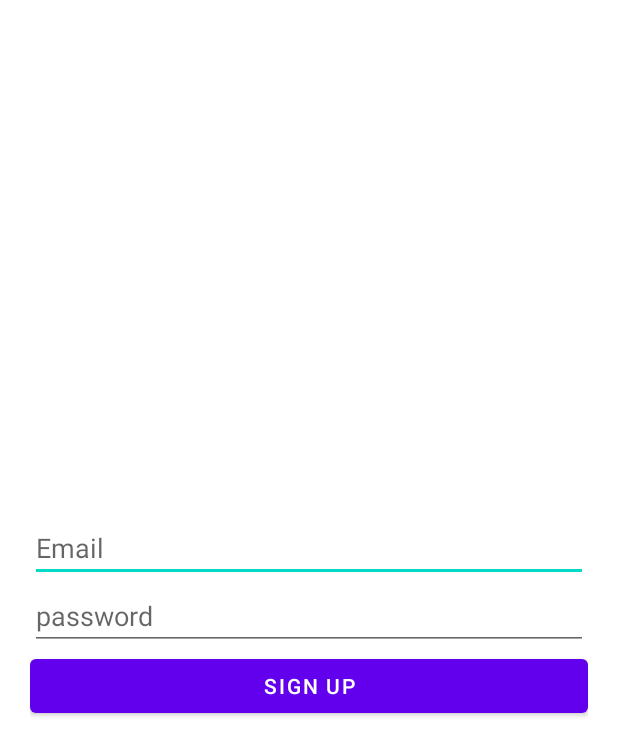
After one commit to Dongocthach/NhatNghiaApp_1, an Android app: the SignUpActivity screen opened directly, with no data from a screen before it, on a phone screen of 412 x 824 dp. The commit adds this screen. Shown: the top 756 px of the screen. Run offline under Robolectric (Android 15) with nearby library versions, the phone set to English and light mode, and no system bars; our stand-ins replace Firebase (no records; nobody signed in at launch, a user with empty details on screens opened directly).

Commit message:
monday
111

```diff
--- a/app/src/main/java/com/example/nhatnghia_app/Fragment/Fm_TrangChinh.java
+++ b/app/src/main/java/com/example/nhatnghia_app/Fragment/Fm_TrangChinh.java
@@ -51,8 +51,8 @@ public class Fm_TrangChinh extends Fragment {
         DividerItemDecoration dividerItemDecoration = new DividerItemDecoration(getActivity(), DividerItemDecoration.VERTICAL);
         recyclerView.addItemDecoration(dividerItemDecoration);
         mlist = new ArrayList<>();
-        mlist.add(new Sach("1","narutotap5","naruto","mashamoto","anime"));
-        mlist.add(new Sach("2","narutotap5","naruto","mashamoto","anime"));
+//        mlist.add(new Sach("1","narutotap5","naruto","mashamoto","anime"));
+//        mlist.add(new Sach("2","narutotap5","naruto","mashamoto","anime"));
         getListBookFromRealtimeDatabase();
         mbookAdapter = new BookAdapter1(getActivity(),mlist);
         recyclerView.setAdapter(mbookAdapter);
--- /dev/null
+++ b/app/src/main/java/com/example/nhatnghia_app/SignUpActivity.java
@@ -0,0 +1,78 @@
+package com.example.nhatnghia_app;
+
+import android.app.ProgressDialog;
+import android.content.Intent;
+import android.os.Bundle;
+import android.view.View;
+import android.widget.Button;
+import android.widget.EditText;
+import android.widget.Toast;
+
+import androidx.annotation.NonNull;
+import androidx.appcompat.app.AppCompatActivity;
+
+import com.google.android.gms.tasks.OnCompleteListener;
+import com.google.android.gms.tasks.Task;
+import com.google.firebase.auth.AuthResult;
+import com.google.firebase.auth.FirebaseAuth;
+
+
+public class SignUpActivity extends AppCompatActivity {
+    private EditText edEmail, edtPassword;
+    private Button btnSignUp;
+    private ProgressDialog progressDialog;
+
+    @Override
+    protected void onCreate(Bundle savedInstanceState) {
+        super.onCreate(savedInstanceState);
+        setContentView(R.layout.activity_sign_up);
+
+        initUI();
+        initListerner();
+
+
+
+    }
+
+    private void initUI(){
+        edEmail = findViewById(R.id.SU_ed1);
+        edtPassword = findViewById(R.id.SU_ed2);
+        btnSignUp = findViewById(R.id.SU_btn1);
+        progressDialog = new ProgressDialog(this);
+    }
+
+    private void initListerner(){
+        btnSignUp.setOnClickListener(new View.OnClickListener() {
+            @Override
+            public void onClick(View view) {
+                onClickSignUp();
+            }
+        });
+    }
+
+    private  void onClickSignUp(){
+        String strEmail = edEmail.getText().toString().trim();
+        String strPassword = edtPassword.getText().toString().trim();
+        FirebaseAuth mAuth = FirebaseAuth.getInstance();
+        progressDialog.show();
+        mAuth.createUserWithEmailAndPassword(strEmail, strPassword)
+                .addOnCompleteListener(this, new OnCompleteListener<AuthResult>() {
+                    @Override
+                    public void onComplete(@NonNull Task<AuthResult> task) {
+                        progressDialog.dismiss();
+                        if (task.isSuccessful()) {
+                             Toast.makeText(SignUpActivity.this, "createUserWithEmail:success",
+                                    Toast.LENGTH_SHORT).show();
+                            Intent intent = new Intent(SignUpActivity.this, MainActivity.class);
+                            startActivity(intent);
+                            finishAffinity();
+                        } else {
+                            // If sign in fails, display a message to the user.
+                            Toast.makeText(SignUpActivity.this, "Authentication failed.",
+                                    Toast.LENGTH_SHORT).show();
+
+                        }
+                    }
+                });
+    }
+}
--- /dev/null
+++ b/app/src/main/res/layout/activity_sign_up.xml
@@ -0,0 +1,36 @@
+<?xml version="1.0" encoding="utf-8"?>
+<LinearLayout xmlns:android="http://schemas.android.com/apk/res/android"
+    xmlns:app="http://schemas.android.com/apk/res-auto"
+    xmlns:tools="http://schemas.android.com/tools"
+    android:layout_width="match_parent"
+    android:layout_height="match_parent"
+    android:padding="20dp"
+    android:gravity="center"
+    android:orientation="vertical"
+    tools:context=".SignUpActivity">
+    <EditText
+        android:id="@+id/SU_ed1"
+        android:layout_width="match_parent"
+        android:layout_height="wrap_content"
+        android:inputType="textEmailAddress"
+        android:textColor="@color/black"
+        android:maxLength="60"
+        android:hint="Email"/>
+    <EditText
+        android:id="@+id/SU_ed2"
+        android:layout_width="match_parent"
+        android:layout_height="wrap_content"
+        android:inputType="textPassword"
+        android:textColor="@color/black"
+        android:maxLength="60"
+        android:hint="password"/>
+    <Button
+        android:id="@+id/SU_btn1"
+        android:layout_width="match_parent"
+        android:layout_height="wrap_content"
+        android:text="Sign up"/>
+
+
+
+
+</LinearLayout>
--- a/app/src/main/res/layout/la_dialog_add_pm.xml
+++ b/app/src/main/res/layout/la_dialog_add_pm.xml
@@ -38,7 +38,7 @@
                 android:layout_height="wrap_content"
                 android:layout_margin="6dp"
                 android:background="@drawable/edittextborder"
-                android:hint="ma thu thu"
+                android:hint="ma phieu muon"
                 android:textColor="@color/dialog_textcolor"
                 android:textColorHint="@color/dialog_textcolor"></EditText>
 
```
Also changed, not shown: app/src/main/AndroidManifest.xml (+13 -0 lines), app/src/main/java/com/example/nhatnghia_app/BooksAdapter1.java (+31 -30 lines), app/src/main/java/com/example/nhatnghia_app/Fragment/Fm_PhieuMuon.java (+28 -3 lines), app/src/main/java/com/example/nhatnghia_app/MainActivity.java (+6 -1 lines), app/src/main/java/com/example/nhatnghia_app/SignInActivity.java (added, +87 -0 lines), app/src/main/java/com/example/nhatnghia_app/SplashActivity.java (added, +41 -0 lines), app/src/main/res/layout/activity_sign_in.xml (added, +54 -0 lines), app/src/main/res/layout/activity_splash.xml (added, +21 -0 lines).
